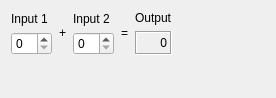
Old version of the form calculatorform.ui in the repository Barracuda-marina/qtcbra.
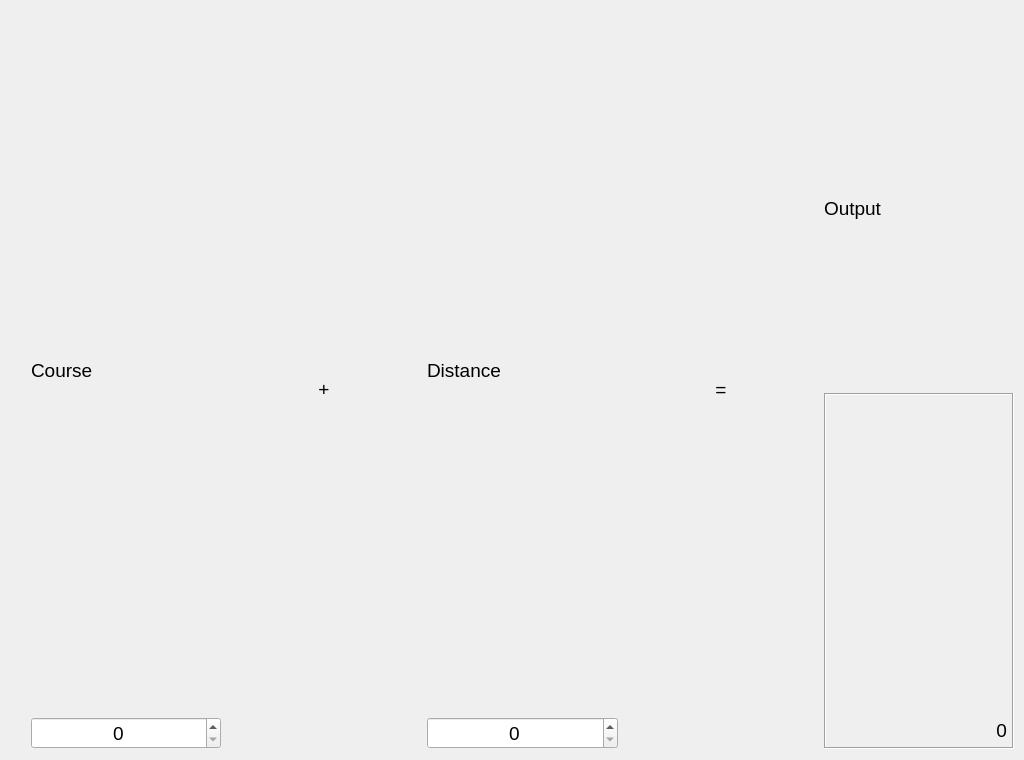
New version of the form.

```diff
--- a/calculatorform.ui
+++ b/calculatorform.ui
@@ -3,113 +3,151 @@
  <comment></comment>
  <exportmacro></exportmacro>
  <class>CalculatorForm</class>
- <widget class="QWidget" name="CalculatorForm" >
-  <property name="objectName" >
-   <string notr="true" >CalculatorForm</string>
-  </property>
-  <property name="geometry" >
+ <widget class="QWidget" name="CalculatorForm">
+  <property name="geometry">
    <rect>
     <x>0</x>
     <y>0</y>
-    <width>276</width>
-    <height>98</height>
+    <width>1024</width>
+    <height>760</height>
    </rect>
   </property>
-  <property name="sizePolicy" >
-   <sizepolicy>
-    <hsizetype>5</hsizetype>
-    <vsizetype>5</vsizetype>
+  <property name="sizePolicy">
+   <sizepolicy hsizetype="Preferred" vsizetype="Preferred">
     <horstretch>0</horstretch>
     <verstretch>0</verstretch>
    </sizepolicy>
   </property>
-  <property name="windowTitle" >
-   <string>Calculator Builder</string>
+  <property name="minimumSize">
+   <size>
+    <width>800</width>
+    <height>600</height>
+   </size>
   </property>
-  <layout class="QGridLayout" >
-   <property name="objectName" >
-    <string notr="true" />
+  <property name="maximumSize">
+   <size>
+    <width>2048</width>
+    <height>1520</height>
+   </size>
+  </property>
+  <property name="font">
+   <font>
+    <pointsize>14</pointsize>
+   </font>
+  </property>
+  <property name="focusPolicy">
+   <enum>Qt::TabFocus</enum>
+  </property>
+  <property name="windowTitle">
+   <string>BRA</string>
+  </property>
+  <property name="toolTip">
+   <string extracomment="BRA Interceptor - Bandit for DCS World"/>
+  </property>
+  <property name="toolTipDuration">
+   <number>5</number>
+  </property>
+  <property name="inputMethodHints">
+   <set>Qt::ImhDigitsOnly|Qt::ImhPreferNumbers</set>
+  </property>
+  <layout class="QGridLayout">
+   <property name="leftMargin">
+    <number>9</number>
    </property>
    <property name="margin" >
     <number>9</number>
    </property>
-   <property name="spacing" >
+   <property name="rightMargin">
+    <number>9</number>
+   </property>
+   <property name="bottomMargin">
+    <number>9</number>
+   </property>
+   <property name="spacing">
     <number>6</number>
    </property>
-   <item row="0" column="0" >
-    <layout class="QHBoxLayout" >
-     <property name="objectName" >
-      <string notr="true" />
+   <item row="1" column="0">
+    <spacer name="verticalSpacer">
+     <property name="orientation">
+      <enum>Qt::Vertical</enum>
      </property>
-     <property name="margin" >
-      <number>1</number>
+     <property name="sizeHint" stdset="0">
+      <size>
+       <width>20</width>
+       <height>40</height>
+      </size>
      </property>
-     <property name="spacing" >
+    </spacer>
+   </item>
+   <item row="0" column="1">
+    <spacer name="horizontalSpacer">
+     <property name="orientation">
+      <enum>Qt::Horizontal</enum>
+     </property>
+     <property name="sizeHint" stdset="0">
+      <size>
+       <width>40</width>
+       <height>20</height>
+      </size>
+     </property>
+    </spacer>
+   </item>
+   <item row="1" column="1">
+    <layout class="QHBoxLayout">
+     <property name="spacing">
       <number>6</number>
      </property>
+     <property name="sizeConstraint">
+      <enum>QLayout::SetFixedSize</enum>
+     </property>
+     <property name="leftMargin">
+      <number>1</number>
+     </property>
+     <property name="bottomMargin">
+      <number>1</number>
+     </property>
      <item>
-      <layout class="QVBoxLayout" >
-       <property name="objectName" >
-        <string notr="true" />
-       </property>
-       <property name="margin" >
-        <number>1</number>
-       </property>
-       <property name="spacing" >
+      <layout class="QVBoxLayout">
+       <property name="spacing">
         <number>6</number>
        </property>
+       <property name="leftMargin">
+        <number>1</number>
+       </property>
+       <property name="topMargin">
+        <number>1</number>
+       </property>
+       <property name="rightMargin">
+        <number>1</number>
+       </property>
+       <property name="bottomMargin">
+        <number>1</number>
+       </property>
        <item>
-        <widget class="QLabel" name="label" >
-         <property name="objectName" >
-          <string notr="true" >label</string>
-         </property>
-         <property name="geometry" >
-          <rect>
-           <x>1</x>
-           <y>1</y>
-           <width>45</width>
-           <height>19</height>
-          </rect>
-         </property>
-         <property name="text" >
-          <string>Input 1</string>
+        <widget class="QLabel" name="label">
+         <property name="text">
+          <string>Course</string>
          </property>
         </widget>
        </item>
        <item>
-        <widget class="QSpinBox" name="inputSpinBox1" >
-         <property name="objectName" >
-          <string notr="true" >inputSpinBox1</string>
-         </property>
-         <property name="geometry" >
-          <rect>
-           <x>1</x>
-           <y>26</y>
-           <width>45</width>
-           <height>25</height>
-          </rect>
-         </property>
-         <property name="mouseTracking" >
+        <widget class="QSpinBox" name="inputSpinBox1">
+         <property name="mouseTracking">
           <bool>true</bool>
          </property>
+         <property name="alignment">
+          <set>Qt::AlignCenter</set>
+         </property>
+         <property name="maximum">
+          <number>359</number>
+         </property>
         </widget>
        </item>
       </layout>
      </item>
      <item>
-      <widget class="QLabel" name="label_3" >
-       <property name="objectName" >
-        <string notr="true" >label_3</string>
-       </property>
-       <property name="geometry" >
-        <rect>
-         <x>54</x>
-         <y>1</y>
-         <width>7</width>
-         <height>52</height>
-        </rect>
-       </property>
-       <property name="text" >
+      <widget class="QLabel" name="label_3">
+       <property name="text">
         <string>+</string>
        </property>
        <property name="alignment" >
@@ -118,68 +156,50 @@
       </widget>
      </item>
      <item>
-      <layout class="QVBoxLayout" >
-       <property name="objectName" >
-        <string notr="true" />
-       </property>
-       <property name="margin" >
-        <number>1</number>
-       </property>
-       <property name="spacing" >
+      <layout class="QVBoxLayout">
+       <property name="spacing">
         <number>6</number>
        </property>
+       <property name="leftMargin">
+        <number>1</number>
+       </property>
+       <property name="topMargin">
+        <number>1</number>
+       </property>
+       <property name="rightMargin">
+        <number>1</number>
+       </property>
+       <property name="bottomMargin">
+        <number>1</number>
+       </property>
        <item>
-        <widget class="QLabel" name="label_2" >
-         <property name="objectName" >
-          <string notr="true" >label_2</string>
-         </property>
-         <property name="geometry" >
-          <rect>
-           <x>1</x>
-           <y>1</y>
-           <width>45</width>
-           <height>19</height>
-          </rect>
-         </property>
-         <property name="text" >
-          <string>Input 2</string>
+        <widget class="QLabel" name="label_2">
+         <property name="text">
+          <string>Distance</string>
          </property>
         </widget>
        </item>
        <item>
-        <widget class="QSpinBox" name="inputSpinBox2" >
-         <property name="objectName" >
-          <string notr="true" >inputSpinBox2</string>
-         </property>
-         <property name="geometry" >
-          <rect>
-           <x>1</x>
-           <y>26</y>
-           <width>45</width>
-           <height>25</height>
-          </rect>
-         </property>
-         <property name="mouseTracking" >
+        <widget class="QSpinBox" name="inputSpinBox2">
+         <property name="mouseTracking">
           <bool>true</bool>
          </property>
+         <property name="alignment">
+          <set>Qt::AlignCenter</set>
+         </property>
+         <property name="maximum">
+          <number>500</number>
+         </property>
+         <property name="singleStep">
+          <number>2</number>
+         </property>
         </widget>
        </item>
       </layout>
      </item>
      <item>
-      <widget class="QLabel" name="label_3_2" >
-       <property name="objectName" >
-        <string notr="true" >label_3_2</string>
-       </property>
-       <property name="geometry" >
-        <rect>
-         <x>120</x>
-         <y>1</y>
-         <width>7</width>
-         <height>52</height>
-        </rect>
-       </property>
-       <property name="text" >
+      <widget class="QLabel" name="label_3_2">
+       <property name="text">
         <string>=</string>
        </property>
        <property name="alignment" >
@@ -188,48 +208,32 @@
       </widget>
      </item>
      <item>
-      <layout class="QVBoxLayout" >
-       <property name="objectName" >
-        <string notr="true" />
-       </property>
-       <property name="margin" >
-        <number>1</number>
-       </property>
-       <property name="spacing" >
+      <layout class="QVBoxLayout">
+       <property name="spacing">
         <number>6</number>
        </property>
+       <property name="leftMargin">
+        <number>1</number>
+       </property>
+       <property name="topMargin">
+        <number>1</number>
+       </property>
+       <property name="rightMargin">
+        <number>1</number>
+       </property>
+       <property name="bottomMargin">
+        <number>1</number>
+       </property>
        <item>
-        <widget class="QLabel" name="label_2_2_2" >
-         <property name="objectName" >
-          <string notr="true" >label_2_2_2</string>
-         </property>
-         <property name="geometry" >
-          <rect>
-           <x>1</x>
-           <y>1</y>
-           <width>37</width>
-           <height>17</height>
-          </rect>
-         </property>
-         <property name="text" >
+        <widget class="QLabel" name="label_2_2_2">
+         <property name="text">
           <string>Output</string>
          </property>
         </widget>
        </item>
        <item>
-        <widget class="QLabel" name="outputWidget" >
-         <property name="objectName" >
-          <string notr="true" >outputWidget</string>
-         </property>
-         <property name="geometry" >
-          <rect>
-           <x>1</x>
-           <y>24</y>
-           <width>37</width>
-           <height>27</height>
-          </rect>
-         </property>
-         <property name="frameShape" >
+        <widget class="QLabel" name="outputWidget">
+         <property name="frameShape">
           <enum>QFrame::Box</enum>
          </property>
          <property name="frameShadow" >
@@ -238,8 +242,8 @@
          <property name="text" >
           <string>0</string>
          </property>
-         <property name="alignment" >
-          <set>Qt::AlignAbsolute|Qt::AlignBottom|Qt::AlignCenter|Qt::AlignHCenter|Qt::AlignHorizontal_Mask|Qt::AlignJustify|Qt::AlignLeading|Qt::AlignLeft|Qt::AlignRight|Qt::AlignTop|Qt::AlignTrailing|Qt::AlignVCenter|Qt::AlignVertical_Mask</set>
+         <property name="alignment">
+          <set>Qt::AlignAbsolute|Qt::AlignBaseline|Qt::AlignBottom|Qt::AlignCenter|Qt::AlignHCenter|Qt::AlignHorizontal_Mask|Qt::AlignJustify|Qt::AlignLeading|Qt::AlignLeft|Qt::AlignRight|Qt::AlignTop|Qt::AlignTrailing|Qt::AlignVCenter|Qt::AlignVertical_Mask</set>
          </property>
         </widget>
        </item>
@@ -247,54 +251,6 @@
      </item>
     </layout>
    </item>
-   <item row="1" column="0" >
-    <spacer>
-     <property name="objectName" >
-      <string notr="true" >verticalSpacer</string>
-     </property>
-     <property name="geometry" >
-      <rect>
-       <x>85</x>
-       <y>69</y>
-       <width>20</width>
-       <height>20</height>
-      </rect>
-     </property>
-     <property name="orientation" >
-      <enum>Qt::Vertical</enum>
-     </property>
-     <property name="sizeHint" >
-      <size>
-       <width>20</width>
-       <height>40</height>
-      </size>
-     </property>
-    </spacer>
-   </item>
-   <item row="0" column="1" >
-    <spacer>
-     <property name="objectName" >
-      <string notr="true" >horizontalSpacer</string>
-     </property>
-     <property name="geometry" >
-      <rect>
-       <x>188</x>
-       <y>26</y>
-       <width>79</width>
-       <height>20</height>
-      </rect>
-     </property>
-     <property name="orientation" >
-      <enum>Qt::Horizontal</enum>
-     </property>
-     <property name="sizeHint" >
-      <size>
-       <width>40</width>
-       <height>20</height>
-      </size>
-     </property>
-    </spacer>
-   </item>
   </layout>
  </widget>
  <pixmapfunction></pixmapfunction>
```
Left out of the diff: 17 changed lines with no effect on the pictures.
